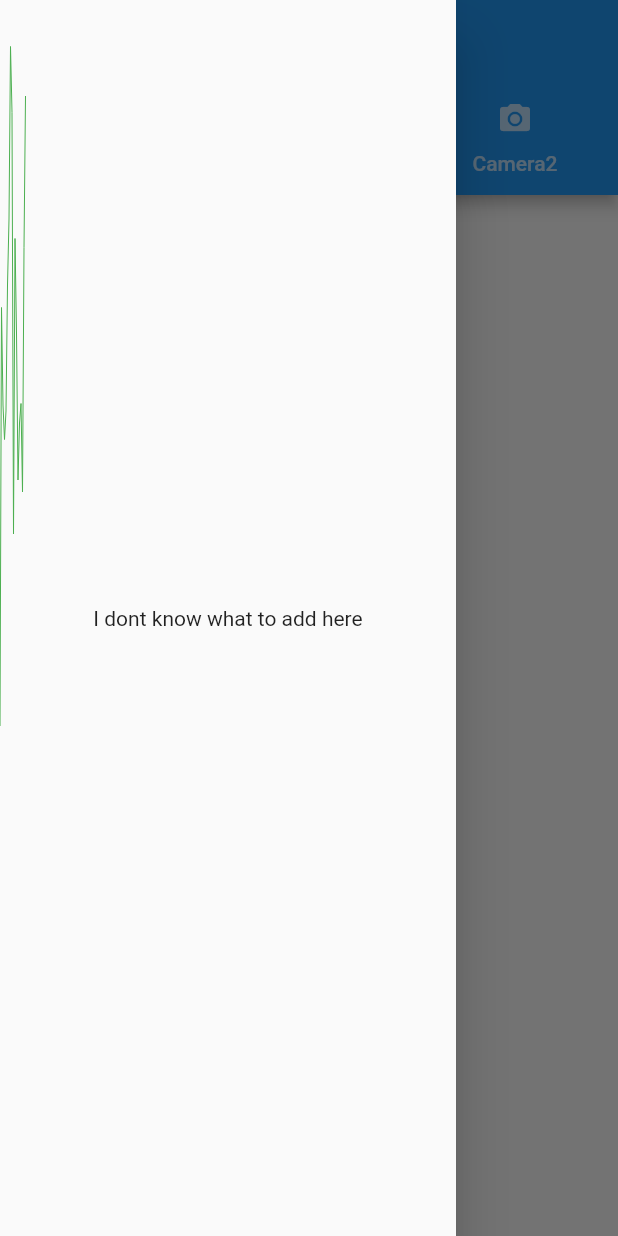
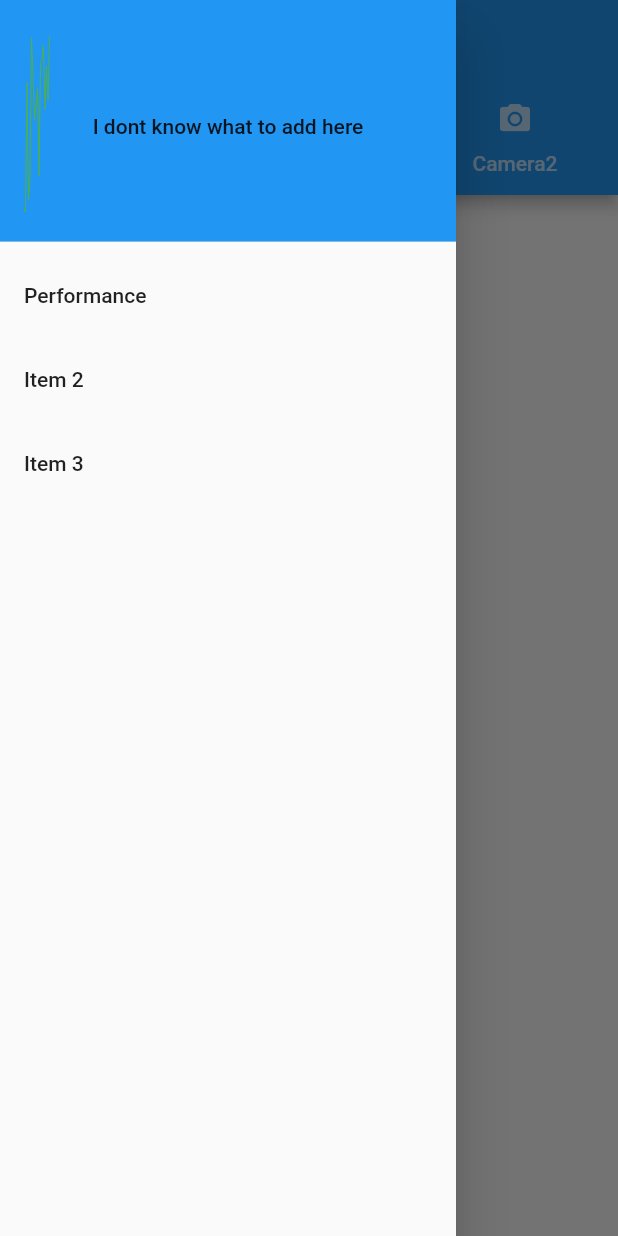
Before and after one commit to AlexNik4/flutter_platform_test, a Flutter app: the screen it shows after launch, tab 2 chosen, with the side drawer open, on a phone screen of 412 x 824 dp. Run offline on Flutter 3.47's test engine with Material 2 defaults, Android fonts, the phone set to English and light mode, and no system bars; our stand-ins replace camera, get_it, image_picker.

Commit message:
Adding multi canvas list

```diff
--- a/lib/main.dart
+++ b/lib/main.dart
@@ -1,5 +1,5 @@
 import 'package:flutter/material.dart';
-import 'package:flutter_platform/main_screen.dart';
+import 'package:flutter_platform/screens/main_screen.dart';
 import 'package:flutter_platform/singletons/camera_provider.dart';
 import 'package:get_it/get_it.dart';
 
--- a/lib/main_screen.dart
+++ /dev/null
@@ -1,56 +0,0 @@
-import 'package:flutter/material.dart';
-import 'package:flutter_platform/camera_widget.dart';
-import 'package:flutter_platform/camera_widget2.dart';
-import 'package:flutter_platform/canvas_widget.dart';
-
-class MainScreen extends StatefulWidget {
-  MainScreen({Key key}) : super(key: key);
-
-  @override
-  _MainScreenState createState() => _MainScreenState();
-}
-
-class _MainScreenState extends State<MainScreen> with SingleTickerProviderStateMixin {
-  final List<Tab> _myTabs = <Tab>[
-    Tab(icon: Icon(Icons.camera), text: 'Camera'),
-    Tab(icon: Icon(Icons.monitor), text: 'Canvas'),
-    Tab(icon: Icon(Icons.camera_alt), text: 'Camera2'),
-  ];
-  TabController _tabController;
-
-  @override
-  void initState() {
-    _tabController = TabController(vsync: this, length: 3);
-    super.initState();
-  }
-
-  @override
-  void dispose() {
-    _tabController.dispose();
-    super.dispose();
-  }
-
-  @override
-  Widget build(BuildContext context) {
-    return Scaffold(
-      appBar: AppBar(
-        title: Text("Flutter UI Easy"),
-        bottom: TabBar(
-          controller: _tabController,
-          tabs: _myTabs,
-        ),
-      ),
-      drawer: Drawer(
-        child: Stack(fit: StackFit.expand, children: [
-          Center(child: Text("I dont know what to add here")),
-          CanvasWidget(),
-        ]),
-      ),
-      body: TabBarView(controller: _tabController, children: <Widget>[
-        CameraWidget(),
-        CanvasWidget(),
-        CameraWidget2(),
-      ]),
-    );
-  }
-}
--- /dev/null
+++ b/lib/screens/main_screen.dart
@@ -0,0 +1,86 @@
+import 'package:flutter/material.dart';
+import 'package:flutter_platform/screens/multi_canvas_screen.dart';
+import 'package:flutter_platform/widgets/camera_widget.dart';
+import 'package:flutter_platform/widgets/camera_widget2.dart';
+import 'package:flutter_platform/widgets/canvas_widget.dart';
+
+class MainScreen extends StatefulWidget {
+  MainScreen({Key key}) : super(key: key);
+
+  @override
+  _MainScreenState createState() => _MainScreenState();
+}
+
+class _MainScreenState extends State<MainScreen> with SingleTickerProviderStateMixin {
+  final List<Tab> _myTabs = <Tab>[
+    Tab(icon: Icon(Icons.camera), text: 'Camera'),
+    Tab(icon: Icon(Icons.monitor), text: 'Canvas'),
+    Tab(icon: Icon(Icons.camera_alt), text: 'Camera2'),
+  ];
+  TabController _tabController;
+
+  @override
+  void initState() {
+    _tabController = TabController(vsync: this, length: 3);
+    super.initState();
+  }
+
+  @override
+  void dispose() {
+    _tabController.dispose();
+    super.dispose();
+  }
+
+  @override
+  Widget build(BuildContext context) {
+    var navigationDrawer = Drawer(
+      child: ListView(
+        padding: EdgeInsets.zero,
+        children: <Widget>[
+          DrawerHeader(
+            child: Stack(fit: StackFit.expand, children: [
+              CanvasWidget(),
+              Center(child: Text("I dont know what to add here")),
+            ]),
+            decoration: BoxDecoration(
+              color: Colors.blue,
+            ),
+          ),
+          ListTile(
+            title: Text('Performance'),
+            onTap: () {
+              Navigator.push(
+                context,
+                MaterialPageRoute(builder: (context) => MultiCanvasScreen()),
+              );
+            },
+          ),
+          ListTile(
+            title: Text('Item 2'),
+            onTap: () {},
+          ),
+          ListTile(
+            title: Text('Item 3'),
+            onTap: () {},
+          ),
+        ],
+      ),
+    );
+
+    return Scaffold(
+      appBar: AppBar(
+        title: Text("Flutter UI Easy"),
+        bottom: TabBar(
+          controller: _tabController,
+          tabs: _myTabs,
+        ),
+      ),
+      drawer: navigationDrawer,
+      body: TabBarView(controller: _tabController, children: <Widget>[
+        CameraWidget2(),
+        CanvasWidget(),
+        CameraWidget(),
+      ]),
+    );
+  }
+}
--- a/pubspec.yaml
+++ b/pubspec.yaml
@@ -27,7 +27,7 @@ dependencies:
   get_it: ^5.0.1
   image_picker:
   image_picker_for_web: ^0.1.0
-  camera:
+  camera: ^0.5.8+8
   path_provider:
   path:
 
```
Also changed, not shown: lib/screens/multi_canvas_screen.dart (added, +34 -0 lines), lib/singletons/camera_provider.dart (+2 -5 lines), lib/widgets/camera_widget.dart (renamed from lib/camera_widget.dart, +8 -3 lines), lib/widgets/canvas_widget.dart (renamed from lib/canvas_widget.dart, +16 -10 lines), lib/widgets/camera_widget2.dart (renamed from lib/camera_widget2.dart), pubspec.lock.
